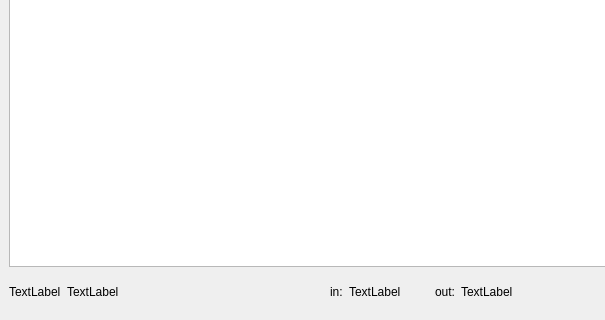
The window that ui/pydosh.ui (innerhippy/pydosh) describes before a commit, drawn with Qt 5; both pictures show x 0 to 605 and y 387 to 707 of the 838 by 707 pixel window.
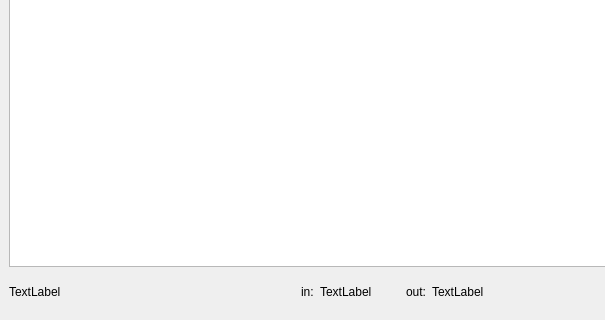
The same window after the commit. Icons and pictures are not drawn. Custom widgets are drawn as their Qt base class.

Commit message: removed irritating thumb icons

Patch:
```diff
--- a/ui/pydosh.ui
+++ b/ui/pydosh.ui
@@ -359,13 +359,6 @@
          </property>
         </widget>
        </item>
-       <item>
-        <widget class="QLabel" name="connectionStatusIcon">
-         <property name="text">
-          <string>TextLabel</string>
-         </property>
-        </widget>
-       </item>
        <item>
         <spacer>
          <property name="orientation">
```
The commit also changes 4 other files.
